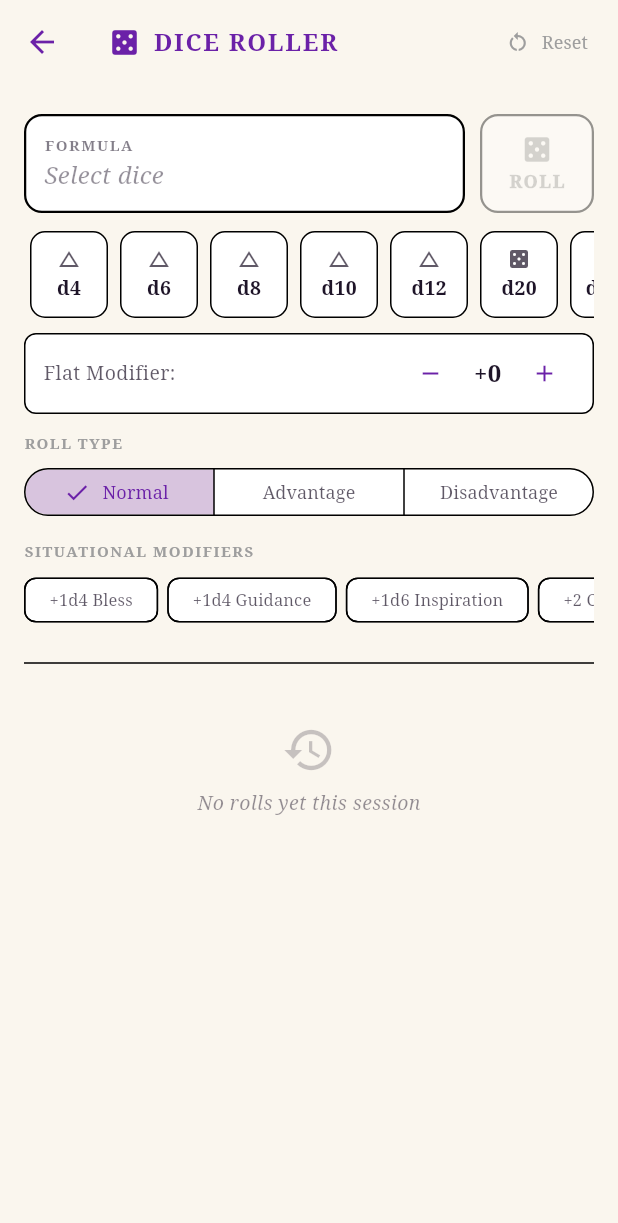
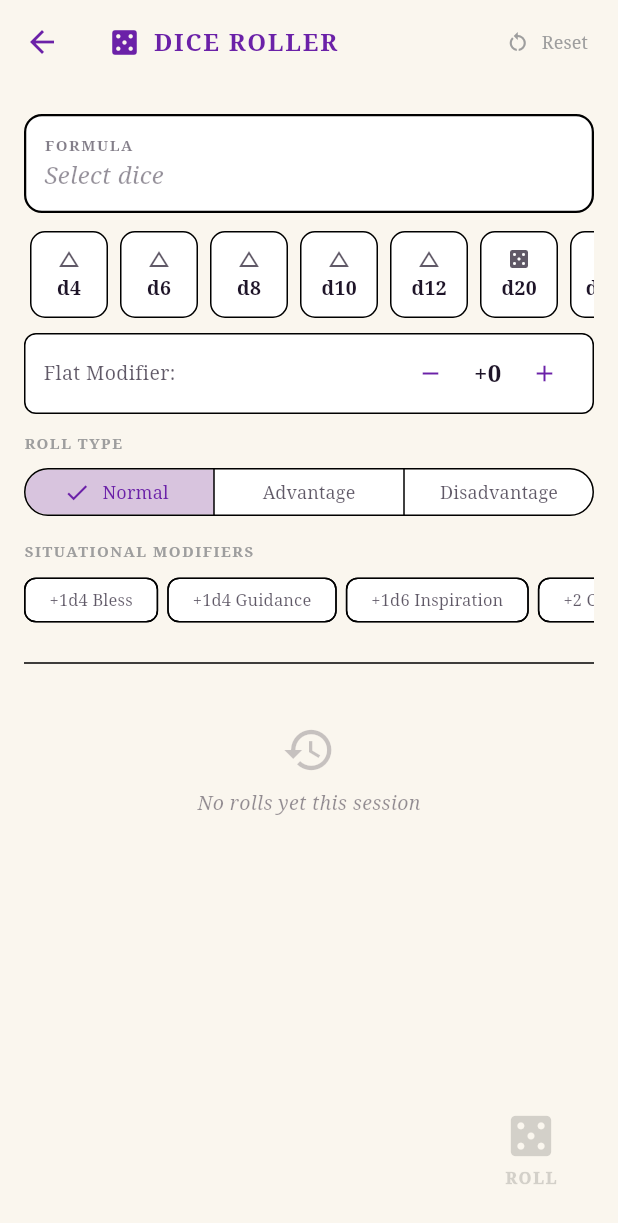
Before and after one commit to robbtolli/scriviner, a Flutter app: the DiceRollerScreen screen opened directly, on a phone screen of 412 x 824 dp. Shown: the top 1223 px of the screen. Run offline on Flutter 3.47's test engine with Material 3 defaults, Android fonts, the phone set to English and light mode, and no system bars; our stand-ins replace drift, drift_flutter, file_picker, flutter_riverpod, google_fonts, pdf and 1 more; missing offline and left inert: expressions, home_widget; accounts and stored records are empty; generated files the repository leaves out were written again.

Commit message:
feat(dice): move ROLL button to bottom FAB, animate with 3D tumble, and disable during roll

```diff
--- a/lib/features/dice/presentation/dice_roller_drawer.dart
+++ b/lib/features/dice/presentation/dice_roller_drawer.dart
@@ -26,8 +26,8 @@ class DiceRollerDrawer extends ConsumerWidget {
     final state = ref.watch(diceDrawerProvider);
     final notifier = ref.read(diceDrawerProvider.notifier);
 
-    final content = SingleChildScrollView(
-      padding: const EdgeInsets.symmetric(horizontal: 16, vertical: 12),
+    final scrollableContent = SingleChildScrollView(
+      padding: const EdgeInsets.only(left: 16, right: 16, top: 12, bottom: 120),
       child: Column(
         crossAxisAlignment: CrossAxisAlignment.stretch,
         children: [
@@ -116,14 +116,8 @@ class DiceRollerDrawer extends ConsumerWidget {
             ),
           const SizedBox(height: 8),
 
-          // Formula Display & Roll Button Row
-          IntrinsicHeight(
-            child: Row(
-              crossAxisAlignment: CrossAxisAlignment.stretch,
-              children: [
-                // Formula Display Box
-                Expanded(
-                  child: Container(
+          // Formula Display Box (full width)
+          Container(
             padding: const EdgeInsets.all(12),
             decoration: BoxDecoration(
               color: theme.colorScheme.surface,
@@ -157,16 +151,12 @@ class DiceRollerDrawer extends ConsumerWidget {
                           fontSize: 10,
                           fontWeight: FontWeight.bold,
                           letterSpacing: 1,
-                                  color: theme.colorScheme.onSurface.withAlpha(
-                                    140,
-                                  ),
+                          color: theme.colorScheme.onSurface.withAlpha(140),
                         ),
                       ),
                       const SizedBox(height: 2),
                       Text(
-                                state.formula.isEmpty
-                                    ? 'Select dice'
-                                    : state.formula,
+                        state.formula.isEmpty ? 'Select dice' : state.formula,
                         style: TextStyle(
                           fontSize: state.formula.isEmpty ? 16 : 20,
                           fontStyle: state.formula.isEmpty
@@ -176,9 +166,7 @@ class DiceRollerDrawer extends ConsumerWidget {
                               ? FontWeight.normal
                               : FontWeight.bold,
                           color: state.formula.isEmpty
-                                      ? theme.colorScheme.onSurface.withAlpha(
-                                          120,
-                                        )
+                              ? theme.colorScheme.onSurface.withAlpha(120)
                               : theme.colorScheme.onSurface,
                         ),
                         overflow: TextOverflow.ellipsis,
@@ -204,9 +192,7 @@ class DiceRollerDrawer extends ConsumerWidget {
                       ),
                     ),
                     child: Text(
-                              state.rollType == RollType.advantage
-                                  ? 'ADV'
-                                  : 'DIS',
+                      state.rollType == RollType.advantage ? 'ADV' : 'DIS',
                       style: TextStyle(
                         fontWeight: FontWeight.bold,
                         fontSize: 11,
@@ -215,16 +201,6 @@ class DiceRollerDrawer extends ConsumerWidget {
                             : Colors.redAccent,
                       ),
                     ),
-                          ),
-                      ],
-                    ),
-                  ),
-                ),
-                const SizedBox(width: 10),
-                // Roll Button with themed d12
-                _RollButton(
-                  onPressed: state.hasFormula ? () => notifier.roll() : null,
-                  clip: ref.watch(diceSpriteAtlasProvider).value?.clipFor(12),
                   ),
               ],
             ),
@@ -329,6 +305,22 @@ class DiceRollerDrawer extends ConsumerWidget {
       ),
     );
 
+    final rollFab = Positioned(
+      right: 16,
+      bottom: 16,
+      child: SafeArea(
+        child: _RollButton(
+          onPressed: state.hasFormula ? () => notifier.roll() : null,
+          clip: ref.watch(diceSpriteAtlasProvider).value?.clipFor(12),
+        ),
+      ),
+    );
+
+    final content = Stack(
+      fit: StackFit.expand,
+      children: [scrollableContent, rollFab],
+    );
+
     if (isFullScreen) {
       return content;
     }
@@ -351,18 +343,60 @@ class DiceRollerDrawer extends ConsumerWidget {
   }
 }
 
-/// Compact, highly accessible action button placed beside the formula display.
-/// Displays a resting d12 themed sprite with "ROLL" overlaid on top.
-class _RollButton extends StatelessWidget {
+/// Floating action button placed near the bottom of the drawer / screen.
+/// Displays a resting d12 themed sprite with "ROLL" overlaid on top, with a
+/// completely transparent background and no border. When tapped, the d12
+/// executes the authentic 3D tumble simulation from the atlas (matching
+/// [RollingDiceStage]), while the word "ROLL" disappears during the tumble
+/// and smoothly reappears once the die settles face-up.
+class _RollButton extends StatefulWidget {
   final VoidCallback? onPressed;
   final DiceAtlasClip? clip;
 
   const _RollButton({required this.onPressed, this.clip});
 
   @override
+  State<_RollButton> createState() => _RollButtonState();
+}
+
+class _RollButtonState extends State<_RollButton>
+    with SingleTickerProviderStateMixin {
+  late final AnimationController _animController;
+  late final Animation<double> _animation;
+
+  @override
+  void initState() {
+    super.initState();
+    _animController = AnimationController(
+      vsync: this,
+      duration: const Duration(milliseconds: 850),
+    );
+    _animation = CurvedAnimation(
+      parent: _animController,
+      curve: Curves.easeOutCubic,
+    );
+  }
+
+  @override
+  void dispose() {
+    _animController.dispose();
+    super.dispose();
+  }
+
+  void _handlePress() {
+    if (widget.onPressed == null || _animController.isAnimating) return;
+    if (MediaQuery.of(context).disableAnimations) {
+      _animController.value = 1.0;
+    } else {
+      _animController.forward(from: 0.0);
+    }
+    widget.onPressed!();
+  }
+
+  @override
   Widget build(BuildContext context) {
     final theme = Theme.of(context);
-    final isEnabled = onPressed != null;
+    final isEnabled = widget.onPressed != null;
     final baseTint = Color.lerp(theme.colorScheme.primary, Colors.white, 0.25)!;
     final tint = isEnabled
         ? baseTint
@@ -371,49 +405,75 @@ class _RollButton extends StatelessWidget {
         ? (tint.computeLuminance() > 0.45 ? Colors.black87 : Colors.white)
         : theme.disabledColor;
 
+    return AnimatedBuilder(
+      animation: _animation,
+      builder: (context, _) {
+        final isRolling = _animController.isAnimating;
+        final canPress = isEnabled && !isRolling;
+
         return Semantics(
           button: true,
-      enabled: isEnabled,
+          enabled: canPress,
           label: 'Roll',
           child: Tooltip(
-        message: isEnabled ? 'Roll dice' : 'Formula is empty',
+            message: isRolling
+                ? 'Rolling...'
+                : (isEnabled ? 'Roll dice' : 'Formula is empty'),
             child: AnimatedOpacity(
               duration: const Duration(milliseconds: 200),
               opacity: isEnabled ? 1.0 : 0.4,
-          child: Container(
-            width: 76,
-            decoration: BoxDecoration(
-              color: theme.colorScheme.surface,
-              borderRadius: BorderRadius.circular(12),
-              border: Border.all(
-                color: isEnabled
-                    ? theme.colorScheme.primary
-                    : theme.dividerColor,
-                width: 1.5,
-              ),
-              boxShadow: isEnabled
-                  ? [
-                      BoxShadow(
-                        color: theme.colorScheme.primary.withAlpha(35),
-                        blurRadius: 8,
-                      ),
-                    ]
-                  : null,
-            ),
-            child: Material(
-              color: Colors.transparent,
-              borderRadius: BorderRadius.circular(12),
-              clipBehavior: Clip.antiAlias,
-              child: InkWell(
-                onTap: onPressed,
-                borderRadius: BorderRadius.circular(12),
-                child: Center(
-                  child: clip != null
+              child: SizedBox(
+                width: 84,
+                height: 84,
+                child: FloatingActionButton(
+                  heroTag: null,
+                  elevation: 0,
+                  focusElevation: 0,
+                  hoverElevation: 0,
+                  highlightElevation: 0,
+                  disabledElevation: 0,
+                  backgroundColor: Colors.transparent,
+                  splashColor: Colors.transparent,
+                  hoverColor: Colors.transparent,
+                  focusColor: Colors.transparent,
+                  shape: const CircleBorder(side: BorderSide.none),
+                  materialTapTargetSize: MaterialTapTargetSize.shrinkWrap,
+                  onPressed: canPress ? _handlePress : null,
+                  child: Builder(
+                    builder: (context) {
+                      final progress = isRolling ? _animation.value : 1.0;
+
+                      // In authentic 3D simulation, the text disappears during tumble
+                      // and fades/scales in when settling on the final face (progress >= 0.85)
+                      final textOpacity = isRolling
+                          ? ((progress - 0.85) / 0.15).clamp(0.0, 1.0)
+                          : 1.0;
+                      final textScale = isRolling
+                          ? 0.7 + 0.3 * textOpacity
+                          : 1.0;
+
+                      final clip = widget.clip;
+                      final frame = clip != null
+                          ? (isRolling
+                                ? clip.frameForProgress(progress)
+                                : clip.frames - 1)
+                          : null;
+
+                      return clip != null
                           ? Stack(
                               alignment: Alignment.center,
                               children: [
-                            DieSprite(clip: clip!, size: 54, tint: tint),
-                            Text(
+                                DieSprite(
+                                  clip: clip,
+                                  frame: frame,
+                                  size: 81,
+                                  tint: tint,
+                                ),
+                                Opacity(
+                                  opacity: textOpacity,
+                                  child: Transform.scale(
+                                    scale: textScale,
+                                    child: Text(
                                       'ROLL',
                                       style: TextStyle(
                                         fontSize: 13,
@@ -423,13 +483,16 @@ class _RollButton extends StatelessWidget {
                                         shadows: isEnabled
                                             ? [
                                                 Shadow(
-                                          color: labelColor == Colors.white
+                                                  color:
+                                                      labelColor == Colors.white
                                                       ? Colors.black54
                                                       : Colors.white70,
                                                   blurRadius: 4,
                                                 ),
                                               ]
                                             : null,
+                                      ),
+                                    ),
                                   ),
                                 ),
                               ],
@@ -439,16 +502,20 @@ class _RollButton extends StatelessWidget {
                               children: [
                                 Icon(
                                   Icons.casino,
-                              size: 22,
+                                  size: 36,
                                   color: isEnabled
                                       ? theme.colorScheme.primary
                                       : theme.disabledColor,
                                 ),
                                 const SizedBox(height: 2),
-                            Text(
+                                Opacity(
+                                  opacity: textOpacity,
+                                  child: Transform.scale(
+                                    scale: textScale,
+                                    child: Text(
                                       'ROLL',
                                       style: TextStyle(
-                                fontSize: 12,
+                                        fontSize: 11,
                                         fontWeight: FontWeight.w900,
                                         letterSpacing: 1.1,
                                         color: isEnabled
@@ -456,14 +523,18 @@ class _RollButton extends StatelessWidget {
                                             : theme.disabledColor,
                                       ),
                                     ),
-                          ],
                                   ),
                                 ),
+                              ],
+                            );
+                    },
                   ),
                 ),
               ),
             ),
           ),
         );
+      },
+    );
   }
 }
```
Also changed, not shown: 1 other file. Lines whose indentation alone changed are shown as unchanged.
